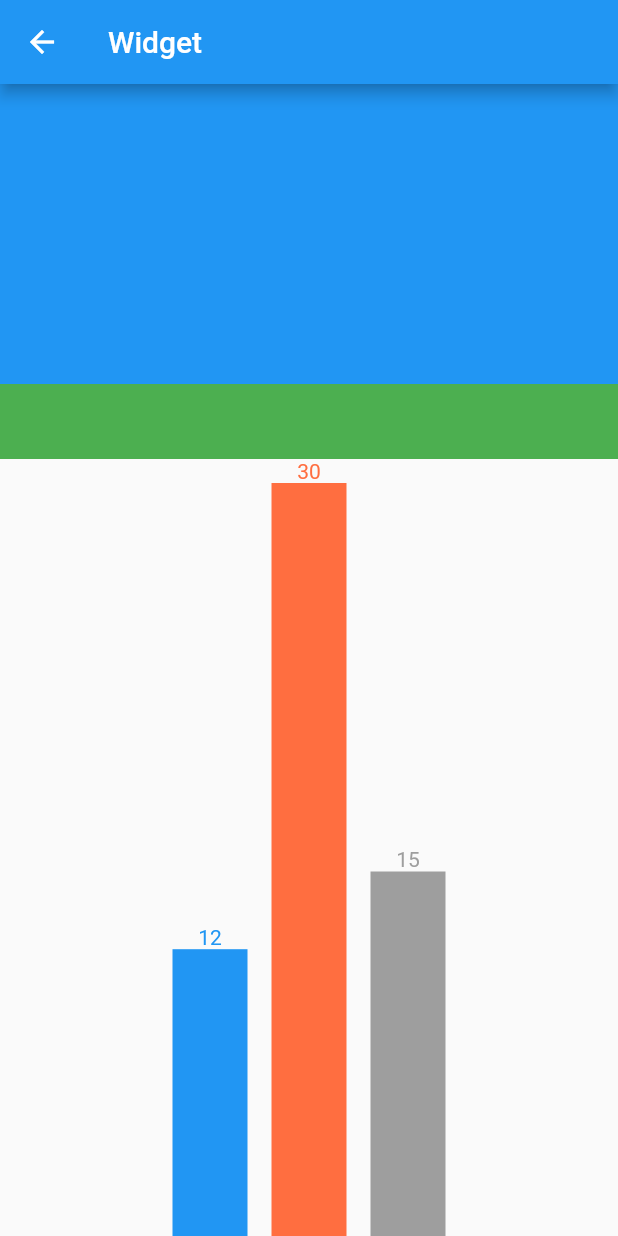
After one commit to channdara/flutter_app, a Flutter app: the ChartScreen screen opened directly, on a phone screen of 412 x 824 dp. The commit adds this screen. Run offline on Flutter 3.47's test engine with Material 2 defaults, Android fonts, the light colour scheme and no system bars; our stand-ins replace flutter_bloc.

Commit message:
add chart screen

```diff
--- /dev/null
+++ b/lib/ui/screens/chart_screen.dart
@@ -0,0 +1,27 @@
+import 'package:flutter/material.dart';
+import 'package:flutter_app/ui/widgets/chart_widget.dart';
+
+class ChartScreen extends StatefulWidget {
+  @override
+  _ChartScreenState createState() => _ChartScreenState();
+}
+
+class _ChartScreenState extends State<ChartScreen> {
+  @override
+  Widget build(BuildContext context) {
+    return Scaffold(
+      appBar: AppBar(title: Text(ChartScreen().toStringShort())),
+      body: Column(
+        children: [
+          Container(height: 200, width: double.infinity, color: Colors.blue),
+          Container(height: 50, width: double.infinity, color: Colors.green),
+          Expanded(
+            child: ChartWidget(
+              status: StudentStatus(attend: 12, absent: 30, late: 15),
+            ),
+          ),
+        ],
+      ),
+    );
+  }
+}
--- a/lib/ui/screens/main_screen.dart
+++ b/lib/ui/screens/main_screen.dart
@@ -1,5 +1,6 @@
 import 'package:flutter/material.dart';
 import 'package:flutter_app/ui/screens/bloc_screen.dart';
+import 'package:flutter_app/ui/screens/chart_screen.dart';
 import 'package:flutter_app/ui/screens/expansion_tile_screen.dart';
 import 'package:flutter_app/ui/screens/star_screen.dart';
 
@@ -13,6 +14,7 @@ class _MainScreenState extends State<MainScreen> {
     StarScreen(),
     BlocScreen(),
     ExpansionTileScreen(),
+    ChartScreen(),
   ];
 
   @override
--- /dev/null
+++ b/lib/ui/widgets/chart_widget.dart
@@ -0,0 +1,80 @@
+import 'package:flutter/material.dart';
+
+class ChartWidget extends StatelessWidget {
+  const ChartWidget({@required this.status});
+
+  final StudentStatus status;
+
+  @override
+  Widget build(BuildContext context) {
+    return LayoutBuilder(
+      builder: (context, constraints) {
+        final perObj = constraints.maxHeight / status.allItem.last;
+        return Container(
+          height: constraints.maxHeight,
+          width: constraints.maxWidth,
+          child: Row(
+            mainAxisAlignment: MainAxisAlignment.center,
+            children: [
+              _buildItem(
+                status.attend,
+                Colors.blue,
+                status.isAttend
+                    ? constraints.maxHeight
+                    : perObj * status.attend,
+              ),
+              const SizedBox(width: 16.0),
+              _buildItem(
+                status.absent,
+                Colors.deepOrangeAccent,
+                status.isAbsent
+                    ? constraints.maxHeight
+                    : perObj * status.absent,
+              ),
+              const SizedBox(width: 16.0),
+              _buildItem(
+                status.late,
+                Colors.grey,
+                status.isLate ? constraints.maxHeight : perObj * status.late,
+              ),
+            ],
+          ),
+        );
+      },
+    );
+  }
+
+  Widget _buildItem(int value, Color color, double height) {
+    return Column(
+      mainAxisAlignment: MainAxisAlignment.end,
+      children: [
+        Text(value.toString(), style: TextStyle(color: color)),
+        Container(
+          color: color,
+          width: 50.0,
+          height: height - 16.0 < 0.0 ? 0.0 : height - 16.0,
+        ),
+      ],
+    );
+  }
+}
+
+class StudentStatus {
+  StudentStatus({this.absent, this.attend, this.late}) {
+    allItem.add(attend);
+    allItem.add(absent);
+    allItem.add(late);
+    allItem.sort((a, b) => a.compareTo(b));
+  }
+
+  final int attend;
+  final int absent;
+  final int late;
+  List<int> allItem = [];
+
+  bool get isAttend => attend >= absent && attend >= late;
+
+  bool get isAbsent => absent >= attend && absent >= late;
+
+  bool get isLate => late >= absent && late >= attend;
+}
```
